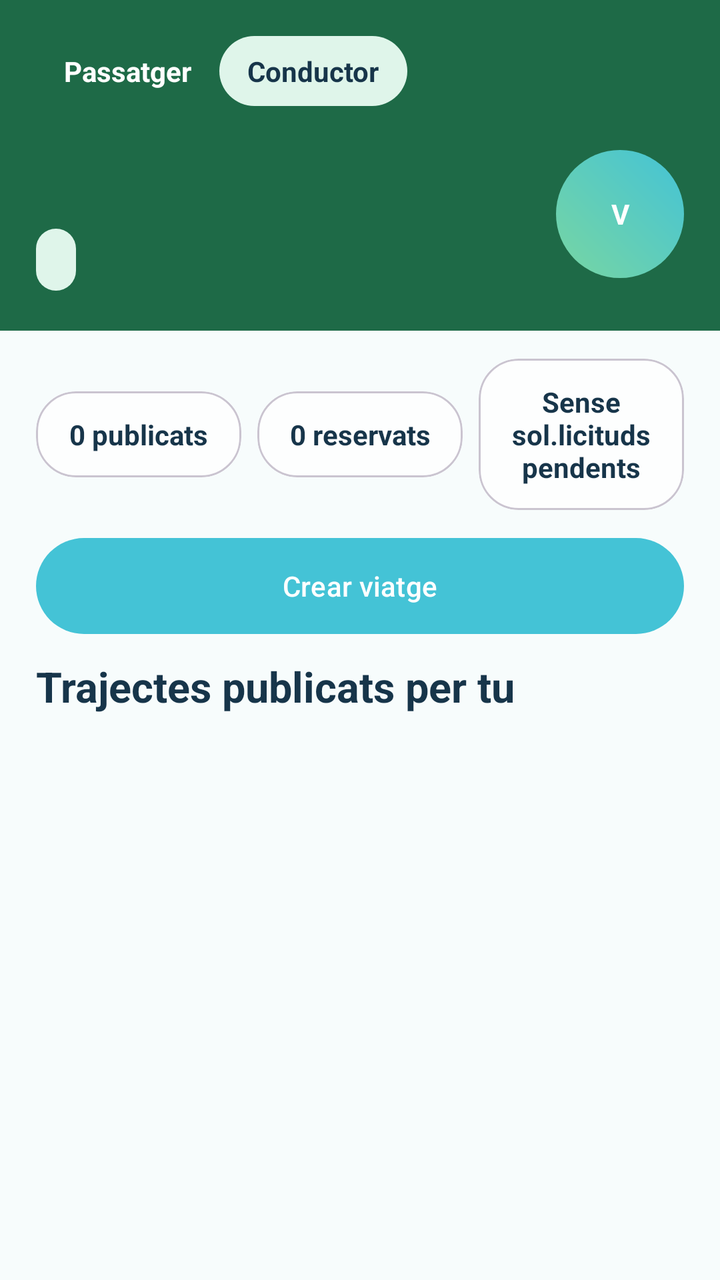
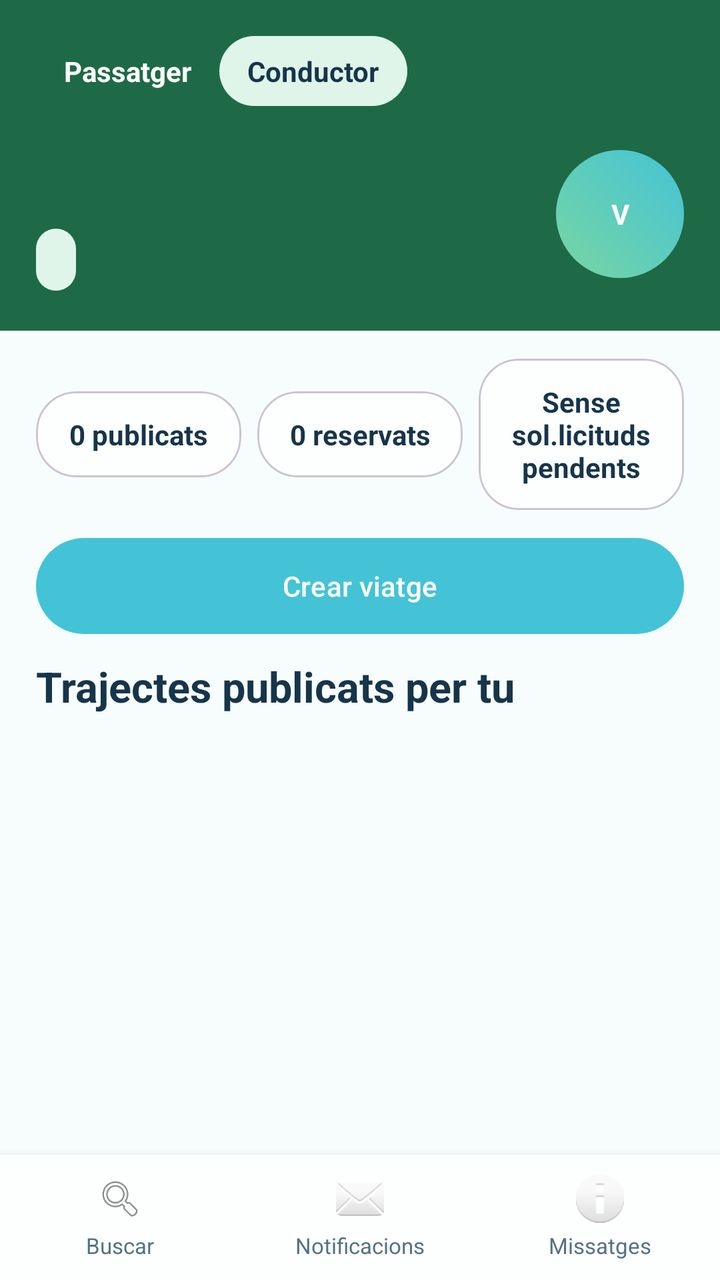

Compare the two renders of this Android layout. The source of the first and the diff that turns it into the second are given below.
<!-- AndroidManifest.xml: application theme Theme.ViBaCar -->
<!-- res/layout/activity_pantalla_conductor.xml -->
<?xml version="1.0" encoding="utf-8"?>
<androidx.constraintlayout.widget.ConstraintLayout xmlns:android="http://schemas.android.com/apk/res/android"
    xmlns:app="http://schemas.android.com/apk/res-auto"
    android:layout_width="match_parent"
    android:layout_height="match_parent"
    android:background="@color/color_fons_suau">

    <LinearLayout
        android:id="@+id/capcaleraVerda"
        android:layout_width="0dp"
        android:layout_height="wrap_content"
        android:background="@color/color_conductor_fons"
        android:orientation="vertical"
        android:paddingHorizontal="18dp"
        android:paddingTop="18dp"
        android:paddingBottom="20dp"
        app:layout_constraintEnd_toEndOf="parent"
        app:layout_constraintStart_toStartOf="parent"
        app:layout_constraintTop_toTopOf="parent">

        <LinearLayout
            android:layout_width="match_parent"
            android:layout_height="wrap_content"
            android:gravity="center_vertical"
            android:orientation="horizontal">

            <TextView
                android:id="@+id/tabPassatger"
                android:layout_width="wrap_content"
                android:layout_height="match_parent"
                android:paddingHorizontal="14dp"
                android:paddingVertical="8dp"
                android:text="@string/tab_passatger"
                android:textColor="@color/color_text_clar"
                android:textStyle="bold" />

            <TextView
                android:id="@+id/tabConductor"
                android:layout_width="wrap_content"
                android:layout_height="wrap_content"
                android:background="@drawable/fons_xip"
                android:paddingHorizontal="14dp"
                android:paddingVertical="8dp"
                android:text="@string/tab_conductor"
                android:textColor="@color/color_text_principal"
                android:textStyle="bold" />
        </LinearLayout>

        <LinearLayout
            android:layout_width="match_parent"
            android:layout_height="wrap_content"
            android:layout_marginTop="16dp"
            android:gravity="center_vertical"
            android:orientation="horizontal">

            <LinearLayout
                android:layout_width="0dp"
                android:layout_height="wrap_content"
                android:layout_weight="1"
                android:orientation="vertical">

                <TextView
                    android:id="@+id/txtNomConductor"
                    android:layout_width="wrap_content"
                    android:layout_height="wrap_content"
                    android:textColor="@color/color_text_clar"
                    android:textSize="28sp"
                    android:textStyle="bold" />

                <TextView
                    android:id="@+id/txtValoracioConductor"
                    android:layout_width="wrap_content"
                    android:layout_height="wrap_content"
                    android:layout_marginTop="8dp"
                    android:background="@drawable/fons_xip"
                    android:paddingHorizontal="10dp"
                    android:paddingVertical="6dp"
                    android:textColor="@color/color_text_principal"
                    android:textStyle="bold" />
            </LinearLayout>

            <FrameLayout
                android:id="@+id/botoPerfil"
                android:layout_width="64dp"
                android:layout_height="64dp">

                <com.google.android.material.imageview.ShapeableImageView
                    android:id="@+id/imatgePerfil"
                    android:layout_width="match_parent"
                    android:layout_height="match_parent"
                    android:scaleType="centerCrop"
                    android:visibility="gone"
                    app:shapeAppearanceOverlay="@style/FormaAvatarCercle" />

                <TextView
                    android:id="@+id/txtInicialAvatar"
                    android:layout_width="match_parent"
                    android:layout_height="match_parent"
                    android:background="@drawable/fons_avatar"
                    android:gravity="center"
                    android:text="V"
                    android:textColor="@color/color_text_clar"
                    android:textStyle="bold" />
            </FrameLayout>
        </LinearLayout>
    </LinearLayout>

    <LinearLayout
        android:id="@+id/resums"
        android:layout_width="0dp"
        android:layout_height="wrap_content"
        android:layout_marginStart="18dp"
        android:layout_marginTop="14dp"
        android:layout_marginEnd="18dp"
        android:gravity="center"
        android:orientation="horizontal"
        app:layout_constraintEnd_toEndOf="parent"
        app:layout_constraintStart_toStartOf="parent"
        app:layout_constraintTop_toBottomOf="@id/capcaleraVerda">

        <com.google.android.material.card.MaterialCardView
            android:layout_width="0dp"
            android:layout_height="wrap_content"
            android:layout_weight="1"
            app:cardBackgroundColor="@color/color_targeta"
            app:cardCornerRadius="20dp">

            <TextView
                android:id="@+id/txtResumPublicats"
                android:layout_width="match_parent"
                android:layout_height="wrap_content"
                android:gravity="center"
                android:padding="12dp"
                android:text="@string/conductor_resum_publicats_buit"
                android:textColor="@color/color_text_principal"
                android:textStyle="bold" />
        </com.google.android.material.card.MaterialCardView>

        <Space
            android:layout_width="8dp"
            android:layout_height="1dp" />

        <com.google.android.material.card.MaterialCardView
            android:layout_width="0dp"
            android:layout_height="wrap_content"
            android:layout_weight="1"
            app:cardBackgroundColor="@color/color_targeta"
            app:cardCornerRadius="20dp">

            <TextView
                android:id="@+id/txtResumReservats"
                android:layout_width="match_parent"
                android:layout_height="wrap_content"
                android:gravity="center"
                android:padding="12dp"
                android:text="@string/conductor_resum_reservats_buit"
                android:textColor="@color/color_text_principal"
                android:textStyle="bold" />
        </com.google.android.material.card.MaterialCardView>

        <Space
            android:layout_width="8dp"
            android:layout_height="1dp" />

        <com.google.android.material.card.MaterialCardView
            android:layout_width="0dp"
            android:layout_height="wrap_content"
            android:layout_weight="1"
            app:cardBackgroundColor="@color/color_targeta"
            app:cardCornerRadius="20dp">

            <TextView
                android:id="@+id/txtResumSollicituds"
                android:layout_width="match_parent"
                android:layout_height="wrap_content"
                android:gravity="center"
                android:padding="12dp"
                android:text="@string/conductor_resum_sollicituds_buit"
                android:textColor="@color/color_text_principal"
                android:textStyle="bold" />
        </com.google.android.material.card.MaterialCardView>
    </LinearLayout>

    <com.google.android.material.button.MaterialButton
        android:id="@+id/botoCrearViatge"
        android:layout_width="0dp"
        android:layout_height="wrap_content"
        android:layout_marginStart="18dp"
        android:layout_marginTop="14dp"
        android:layout_marginEnd="18dp"
        android:background="@drawable/fons_boto_principal"
        android:text="@string/boto_crear_viatge"
        android:textColor="@color/color_text_clar"
        app:layout_constraintEnd_toEndOf="parent"
        app:layout_constraintStart_toStartOf="parent"
        app:layout_constraintTop_toBottomOf="@id/resums" />

    <TextView
        android:id="@+id/txtTitolLlistaConductor"
        android:layout_width="0dp"
        android:layout_height="wrap_content"
        android:layout_marginStart="18dp"
        android:layout_marginTop="12dp"
        android:layout_marginEnd="18dp"
        android:text="@string/conductor_llista_titol"
        android:textColor="@color/color_text_principal"
        android:textSize="21sp"
        android:textStyle="bold"
        app:layout_constraintEnd_toEndOf="parent"
        app:layout_constraintStart_toStartOf="parent"
        app:layout_constraintTop_toBottomOf="@id/botoCrearViatge" />

    <androidx.recyclerview.widget.RecyclerView
        android:id="@+id/llistaViatges"
        android:layout_width="0dp"
        android:layout_height="0dp"
        android:layout_marginStart="18dp"
        android:layout_marginTop="10dp"
        android:layout_marginEnd="18dp"
        android:clipToPadding="false"
        android:paddingBottom="20dp"
        app:layout_constraintBottom_toBottomOf="parent"
        app:layout_constraintEnd_toEndOf="parent"
        app:layout_constraintStart_toStartOf="parent"
        app:layout_constraintTop_toBottomOf="@id/txtTitolLlistaConductor" />

    <TextView
        android:id="@+id/txtBuit"
        android:layout_width="0dp"
        android:layout_height="wrap_content"
        android:layout_marginHorizontal="28dp"
        android:gravity="center"
        android:text="@string/conductor_buit"
        android:textColor="@color/color_text_secundari"
        android:visibility="gone"
        app:layout_constraintBottom_toBottomOf="@id/llistaViatges"
        app:layout_constraintEnd_toEndOf="@id/llistaViatges"
        app:layout_constraintStart_toStartOf="@id/llistaViatges"
        app:layout_constraintTop_toTopOf="@id/llistaViatges" />

</androidx.constraintlayout.widget.ConstraintLayout>
<!-- resources referenced by this layout -->
<resources>
  <color name="color_conductor_fons">#1E6A47</color>
  <color name="color_fons_suau">#F7FCFC</color>
  <color name="color_targeta">#FDFEFE</color>
  <color name="color_text_clar">#FFFFFF</color>
  <color name="color_text_principal">#17354A</color>
  <color name="color_text_secundari">#547283</color>
  <!-- drawable fons_avatar (drawable) -->
  <?xml version="1.0" encoding="utf-8"?>
  <shape xmlns:android="http://schemas.android.com/apk/res/android" android:shape="oval">
      <gradient
          android:angle="45"
          android:endColor="@color/color_principal"
          android:startColor="@color/color_secundari" />
  </shape>
  <!-- drawable fons_boto_principal (drawable) -->
  <?xml version="1.0" encoding="utf-8"?>
  <shape xmlns:android="http://schemas.android.com/apk/res/android">
      <gradient
          android:angle="0"
          android:endColor="@color/color_principal_fosc"
          android:startColor="@color/color_principal" />
      <corners android:radius="30dp" />
  </shape>
  <!-- drawable fons_xip (drawable) -->
  <?xml version="1.0" encoding="utf-8"?>
  <shape xmlns:android="http://schemas.android.com/apk/res/android">
      <solid android:color="@color/color_xip" />
      <corners android:radius="18dp" />
  </shape>
  <string name="boto_crear_viatge">Crear viatge</string>
  <string name="conductor_buit">Encara no has publicat cap viatge.</string>
  <string name="conductor_llista_titol">Trajectes publicats per tu</string>
  <string name="conductor_resum_publicats_buit">0 publicats</string>
  <string name="conductor_resum_reservats_buit">0 reservats</string>
  <string name="conductor_resum_sollicituds_buit">Sense sol.licituds pendents</string>
  <string name="tab_conductor">Conductor</string>
  <string name="tab_passatger">Passatger</string>
  <style name="FormaAvatarCercle" parent="">
          <item name="cornerFamily">rounded</item>
          <item name="cornerSize">50%</item>
      </style>
  <style name="Theme.ViBaCar" parent="Base.Theme.ViBaCar" />
  <color name="color_principal">#44C3D6</color>
  <color name="color_secundari">#78D6A2</color>
  <color name="color_principal_fosc">#2DA5BB</color>
  <color name="color_xip">#DFF5EA</color>
  <style name="Base.Theme.ViBaCar" parent="Theme.Material3.Light.NoActionBar">
          <item name="colorPrimary">@color/color_principal</item>
          <item name="colorOnPrimary">@color/color_text_clar</item>
          <item name="colorSecondary">@color/color_secundari</item>
          <item name="android:statusBarColor">@android:color/transparent</item>
          <item name="android:navigationBarColor">@color/color_fons</item>
          <item name="android:windowLightStatusBar">true</item>
          <item name="android:windowBackground">@color/color_fons</item>
      </style>
  <color name="color_fons">#EAF8F8</color>
</resources>

<!-- the commit's change to res/layout/activity_pantalla_conductor.xml (unified diff, before → after) -->
@@ -218,8 +218,8 @@
         android:layout_marginTop="10dp"
         android:layout_marginEnd="18dp"
         android:clipToPadding="false"
-        android:paddingBottom="20dp"
-        app:layout_constraintBottom_toBottomOf="parent"
+        android:paddingBottom="8dp"
+        app:layout_constraintBottom_toTopOf="@id/bottomNav"
         app:layout_constraintEnd_toEndOf="parent"
         app:layout_constraintStart_toStartOf="parent"
         app:layout_constraintTop_toBottomOf="@id/txtTitolLlistaConductor" />
@@ -238,4 +238,118 @@
         app:layout_constraintStart_toStartOf="@id/llistaViatges"
         app:layout_constraintTop_toTopOf="@id/llistaViatges" />
 
+    <include
+        android:id="@+id/bottomNav"
+        layout="@layout/bottom_nav"
+        android:layout_width="0dp"
+        android:layout_height="wrap_content"
+        app:layout_constraintBottom_toBottomOf="parent"
+        app:layout_constraintEnd_toEndOf="parent"
+        app:layout_constraintStart_toStartOf="parent" />
+
 </androidx.constraintlayout.widget.ConstraintLayout>
+<!-- res/layout/bottom_nav.xml (included above) -->
+<?xml version="1.0" encoding="utf-8"?>
+<LinearLayout xmlns:android="http://schemas.android.com/apk/res/android"
+    android:layout_width="match_parent"
+    android:layout_height="wrap_content"
+    android:background="@color/color_targeta"
+    android:elevation="8dp"
+    android:orientation="horizontal">
+
+    <LinearLayout
+        android:id="@+id/navBuscar"
+        android:layout_width="0dp"
+        android:layout_height="wrap_content"
+        android:layout_weight="1"
+        android:clickable="true"
+        android:focusable="true"
+        android:background="?attr/selectableItemBackground"
+        android:gravity="center"
+        android:orientation="vertical"
+        android:paddingVertical="10dp">
+
+        <ImageView
+            android:layout_width="24dp"
+            android:layout_height="24dp"
+            android:src="@android:drawable/ic_menu_search"
+            android:contentDescription="@string/nav_buscar" />
+
+        <TextView
+            android:layout_width="wrap_content"
+            android:layout_height="wrap_content"
+            android:layout_marginTop="4dp"
+            android:text="@string/nav_buscar"
+            android:textColor="@color/color_text_secundari"
+            android:textSize="11sp" />
+    </LinearLayout>
+
+    <LinearLayout
+        android:id="@+id/navNotificacions"
+        android:layout_width="0dp"
+        android:layout_height="wrap_content"
+        android:layout_weight="1"
+        android:clickable="true"
+        android:focusable="true"
+        android:background="?attr/selectableItemBackground"
+        android:gravity="center"
+        android:orientation="vertical"
+        android:paddingVertical="10dp">
+
+        <FrameLayout
+            android:layout_width="wrap_content"
+            android:layout_height="wrap_content">
+
+            <ImageView
+                android:id="@+id/iconaNotificacions"
+                android:layout_width="24dp"
+                android:layout_height="24dp"
+                android:src="@android:drawable/ic_dialog_email"
+                android:contentDescription="@string/nav_notificacions" />
+
+            <View
+                android:id="@+id/badgeNotificacions"
+                android:layout_width="8dp"
+                android:layout_height="8dp"
+                android:layout_gravity="top|end"
+                android:background="@color/color_error"
+                android:visibility="gone" />
+        </FrameLayout>
+
+        <TextView
+            android:layout_width="wrap_content"
+            android:layout_height="wrap_content"
+            android:layout_marginTop="4dp"
+            android:text="@string/nav_notificacions"
+            android:textColor="@color/color_text_secundari"
+            android:textSize="11sp" />
+    </LinearLayout>
+
+    <LinearLayout
+        android:id="@+id/navMissatges"
+        android:layout_width="0dp"
+        android:layout_height="wrap_content"
+        android:layout_weight="1"
+        android:clickable="true"
+        android:focusable="true"
+        android:background="?attr/selectableItemBackground"
+        android:gravity="center"
+        android:orientation="vertical"
+        android:paddingVertical="10dp">
+
+        <ImageView
+            android:layout_width="24dp"
+            android:layout_height="24dp"
+            android:src="@android:drawable/ic_dialog_info"
+            android:contentDescription="@string/nav_missatges" />
+
+        <TextView
+            android:layout_width="wrap_content"
+            android:layout_height="wrap_content"
+            android:layout_marginTop="4dp"
+            android:text="@string/nav_missatges"
+            android:textColor="@color/color_text_secundari"
+            android:textSize="11sp" />
+    </LinearLayout>
+
+</LinearLayout>
<!-- resource entries referenced after the edit -->
@@ -1,6 +1,7 @@
 <!-- resources referenced by this layout -->
 <resources>
   <color name="color_conductor_fons">#1E6A47</color>
+  <color name="color_error">#C74E4E</color>
   <color name="color_fons_suau">#F7FCFC</color>
   <color name="color_targeta">#FDFEFE</color>
   <color name="color_text_clar">#FFFFFF</color>
@@ -35,6 +36,9 @@
   <string name="conductor_resum_publicats_buit">0 publicats</string>
   <string name="conductor_resum_reservats_buit">0 reservats</string>
   <string name="conductor_resum_sollicituds_buit">Sense sol.licituds pendents</string>
+  <string name="nav_buscar">Buscar</string>
+  <string name="nav_missatges">Missatges</string>
+  <string name="nav_notificacions">Notificacions</string>
   <string name="tab_conductor">Conductor</string>
   <string name="tab_passatger">Passatger</string>
   <style name="FormaAvatarCercle" parent="">
